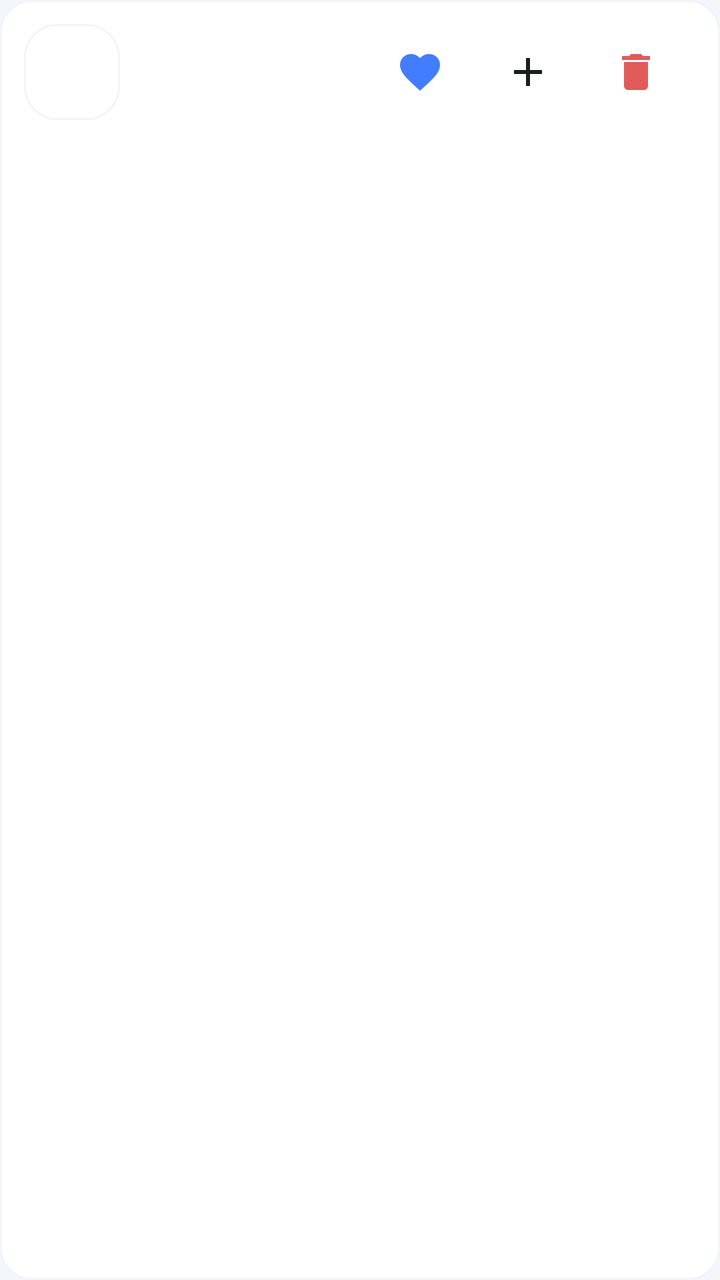
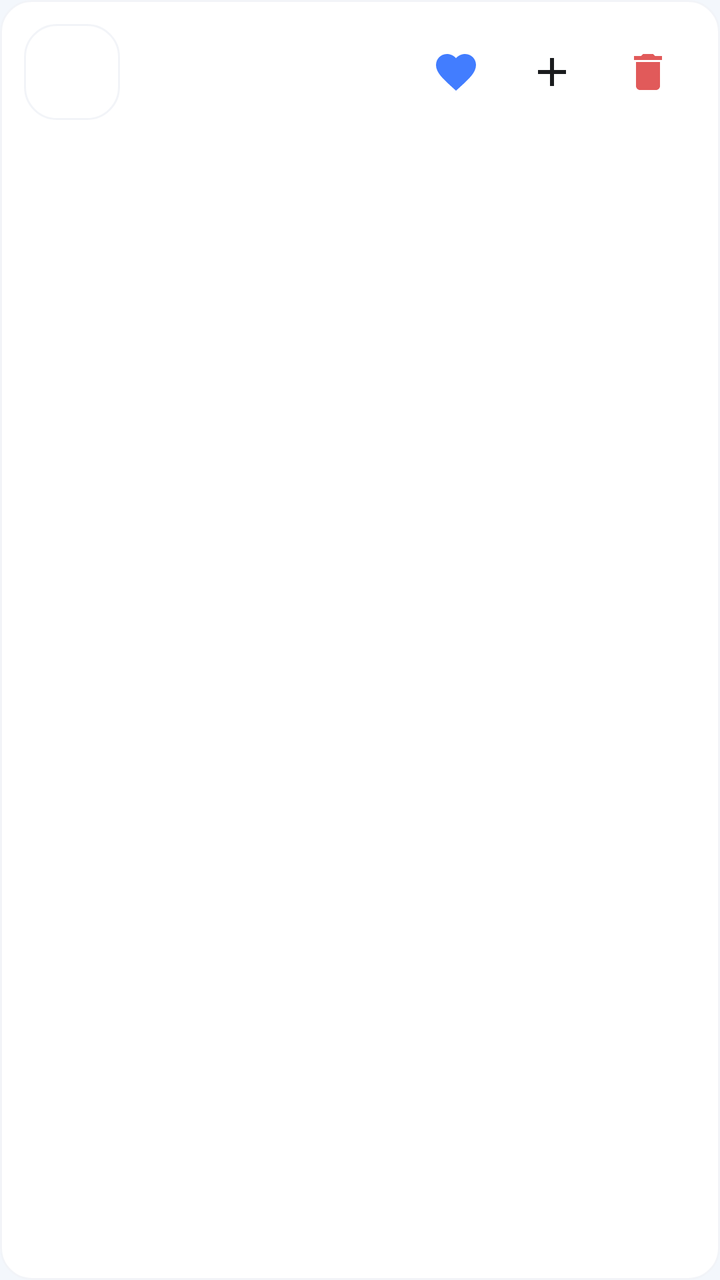

An Android layout rendered at two revisions. The XML below is the earlier revision; the diff shows what the commit changed to produce the second picture.
<!-- AndroidManifest.xml: application theme Theme.Toolbox -->
<!-- res/layout/item_cookbook_list.xml -->
<?xml version="1.0" encoding="utf-8"?>
<com.google.android.material.card.MaterialCardView xmlns:android="http://schemas.android.com/apk/res/android"
    xmlns:app="http://schemas.android.com/apk/res-auto"
    android:layout_width="match_parent"
    android:layout_height="wrap_content"
    android:layout_marginBottom="@dimen/space_sm"
    app:cardBackgroundColor="@color/app_surface"
    app:cardCornerRadius="@dimen/radius_lg"
    app:cardElevation="0dp"
    app:strokeColor="@color/app_card_stroke"
    app:strokeWidth="1dp">

    <LinearLayout
        android:layout_width="match_parent"
        android:layout_height="wrap_content"
        android:orientation="horizontal"
        android:gravity="center_vertical"
        android:padding="@dimen/space_md">

        <com.google.android.material.imageview.ShapeableImageView
            android:id="@+id/iv_cookbook_icon"
            android:layout_width="48dp"
            android:layout_height="48dp"
            android:contentDescription="菜谱图标"
            app:shapeAppearance="@style/RoundCornerStyle"
            android:scaleType="centerCrop"
            android:background="@drawable/app_card_bg" />

        <LinearLayout
            android:layout_width="0dp"
            android:layout_height="wrap_content"
            android:layout_weight="1"
            android:layout_marginStart="@dimen/space_md"
            android:orientation="vertical">

            <TextView
                android:id="@+id/tv_cookbook_name"
                android:layout_width="match_parent"
                android:layout_height="wrap_content"
                android:textColor="@color/app_text_primary"
                android:textSize="@dimen/text_body"
                android:textStyle="bold" />

            <TextView
                android:id="@+id/tv_category"
                android:layout_width="match_parent"
                android:layout_height="wrap_content"
                android:layout_marginTop="@dimen/space_xxs"
                android:textColor="@color/app_text_tertiary"
                android:textSize="@dimen/text_caption" />
        </LinearLayout>

        <ImageButton
            android:id="@+id/btn_favorite_cookbook"
            android:layout_width="48dp"
            android:layout_height="48dp"
            android:background="?attr/selectableItemBackgroundBorderless"
            android:contentDescription="@string/cookbook_favorite"
            android:padding="@dimen/space_sm"
            android:scaleType="centerInside"
            android:src="@drawable/ic_favorite_24"
            android:layout_marginStart="@dimen/space_xs"
            app:tint="@color/app_primary" />

        <ImageButton
            android:id="@+id/btn_add_to_menu"
            android:layout_width="48dp"
            android:layout_height="48dp"
            android:background="?attr/selectableItemBackgroundBorderless"
            android:contentDescription="@string/btn_add_to_menu"
            android:padding="@dimen/space_sm"
            android:scaleType="centerInside"
            android:src="@drawable/ic_add_24"
            android:layout_marginStart="@dimen/space_xs"
            android:layout_marginEnd="@dimen/space_xs"
            app:tint="@color/app_text_primary" />

        <ImageButton
            android:id="@+id/btn_delete_cookbook"
            android:layout_width="48dp"
            android:layout_height="48dp"
            android:background="?attr/selectableItemBackgroundBorderless"
            android:contentDescription="@string/cookbook_delete"
            android:padding="@dimen/space_sm"
            android:scaleType="centerInside"
            android:src="@drawable/ic_delete_24"
            android:layout_marginEnd="@dimen/space_xs"
            app:tint="@color/app_danger" />

    </LinearLayout>

</com.google.android.material.card.MaterialCardView>
<!-- resources referenced by this layout -->
<resources>
  <color name="app_card_stroke">#16687DA8</color>
  <color name="app_danger">#FFE15A5A</color>
  <color name="app_primary">#FF427DFF</color>
  <color name="app_surface">#FFFFFFFF</color>
  <color name="app_text_primary">#FF1A1C1E</color>
  <color name="app_text_tertiary">#FF6A6A6A</color>
  <dimen name="radius_lg">16dp</dimen>
  <dimen name="space_md">12dp</dimen>
  <dimen name="space_sm">8dp</dimen>
  <dimen name="space_xs">6dp</dimen>
  <dimen name="space_xxs">4dp</dimen>
  <dimen name="text_body">14sp</dimen>
  <dimen name="text_caption">12sp</dimen>
  <!-- drawable app_card_bg (drawable) -->
  <?xml version="1.0" encoding="utf-8"?>
  <shape xmlns:android="http://schemas.android.com/apk/res/android" android:shape="rectangle">
      <solid android:color="@color/app_surface" />
      <corners android:radius="@dimen/radius_lg" />
      <stroke android:width="1dp" android:color="@color/app_card_stroke" />
  </shape>
  <!-- drawable ic_add_24 (drawable) -->
  <vector xmlns:android="http://schemas.android.com/apk/res/android" android:width="24dp" android:height="24dp" android:viewportWidth="24" android:viewportHeight="24"><path android:fillColor="@android:color/white" android:pathData="M19,13h-6v6h-2v-6H5v-2h6V5h2v6h6v2z"/></vector>
  <!-- drawable ic_delete_24 (drawable) -->
  <vector xmlns:android="http://schemas.android.com/apk/res/android" android:width="24dp" android:height="24dp" android:viewportWidth="24" android:viewportHeight="24" android:tint="?attr/colorControlNormal"><path android:fillColor="@android:color/white" android:pathData="M6,19c0,1.1 0.9,2 2,2h8c1.1,0 2,-0.9 2,-2V7H6v12zM19,4h-3.5l-1,-1h-5l-1,1H5v2h14V4z"/></vector>
  <!-- drawable ic_favorite_24 (drawable) -->
  <vector xmlns:android="http://schemas.android.com/apk/res/android" android:width="24dp" android:height="24dp" android:viewportWidth="24" android:viewportHeight="24" android:tint="?attr/colorControlNormal"><path android:fillColor="@android:color/white" android:pathData="M12,21.35l-1.45,-1.32C5.4,15.36 2,12.28 2,8.5 2,5.42 4.42,3 7.5,3c1.74,0 3.41,0.81 4.5,2.09C13.09,3.81 14.76,3 16.5,3 19.58,3 22,5.42 22,8.5c0,3.78 -3.4,6.86 -8.55,11.54L12,21.35z"/></vector>
  <string name="btn_add_to_menu">加入菜单</string>
  <string name="cookbook_delete">删除</string>
  <string name="cookbook_favorite">收藏</string>
  <style name="RoundCornerStyle">
          <item name="cornerFamily">rounded</item>
          <item name="cornerSize">15dp</item>
      </style>
  <color name="app_primary_dark">#FF335FD1</color>
  <color name="app_on_primary">#FFFFFFFF</color>
  <color name="app_bg">#FFF3F7FC</color>
  <!-- drawable app_overlay_card_bg (drawable) -->
  <?xml version="1.0" encoding="utf-8"?>
  <shape xmlns:android="http://schemas.android.com/apk/res/android"
      android:shape="rectangle">
      <solid android:color="@color/app_surface" />
      <corners android:radius="@dimen/radius_xl" />
      <stroke android:width="1dp" android:color="@color/app_card_stroke" />
  </shape>
  <style name="Widget.Toolbox.DialogButton.Positive" parent="Widget.MaterialComponents.Button.TextButton.Dialog">
          <item name="android:textColor">@color/app_primary</item>
          <item name="android:minHeight">@dimen/button_height</item>
          <item name="rippleColor">@color/app_primary_light</item>
      </style>
  <style name="Widget.Toolbox.DialogButton.Negative" parent="Widget.MaterialComponents.Button.TextButton.Dialog">
          <item name="android:textColor">@color/app_text_secondary</item>
          <item name="android:minHeight">@dimen/button_height</item>
          <item name="rippleColor">@color/app_surface_soft</item>
      </style>
  <dimen name="radius_xl">20dp</dimen>
  <dimen name="button_height">44dp</dimen>
  <color name="app_primary_light">#FFEAF1FF</color>
  <color name="app_text_secondary">#FF4C4C4C</color>
  <color name="app_surface_soft">#FFF0F5FF</color>
  <!-- unchanged entries left out for length: 2 -->
</resources>

<!-- the commit's change to res/layout/item_cookbook_list.xml (unified diff, before → after) -->
@@ -59,7 +59,7 @@
             android:padding="@dimen/space_sm"
             android:scaleType="centerInside"
             android:src="@drawable/ic_favorite_24"
-            android:layout_marginStart="@dimen/space_xs"
+            android:layout_marginStart="@dimen/space_xxs"
             app:tint="@color/app_primary" />
 
         <ImageButton
@@ -71,8 +71,6 @@
             android:padding="@dimen/space_sm"
             android:scaleType="centerInside"
             android:src="@drawable/ic_add_24"
-            android:layout_marginStart="@dimen/space_xs"
-            android:layout_marginEnd="@dimen/space_xs"
             app:tint="@color/app_text_primary" />
 
         <ImageButton
@@ -84,7 +82,6 @@
             android:padding="@dimen/space_sm"
             android:scaleType="centerInside"
             android:src="@drawable/ic_delete_24"
-            android:layout_marginEnd="@dimen/space_xs"
             app:tint="@color/app_danger" />
 
     </LinearLayout>
<!-- resource entries referenced after the edit -->
@@ -9,7 +9,6 @@
   <dimen name="radius_lg">16dp</dimen>
   <dimen name="space_md">12dp</dimen>
   <dimen name="space_sm">8dp</dimen>
-  <dimen name="space_xs">6dp</dimen>
   <dimen name="space_xxs">4dp</dimen>
   <dimen name="text_body">14sp</dimen>
   <dimen name="text_caption">12sp</dimen>
